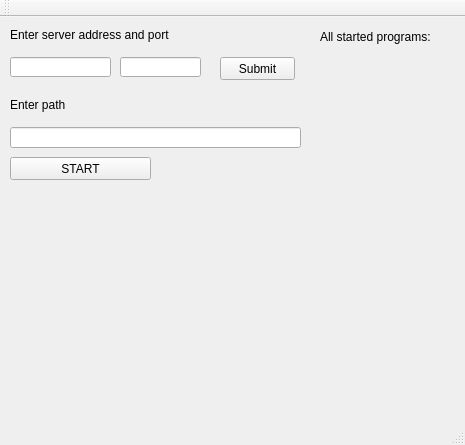
First picture: the form in Client/mainwindow.ui, repository maryna25/lab2, before the edit.
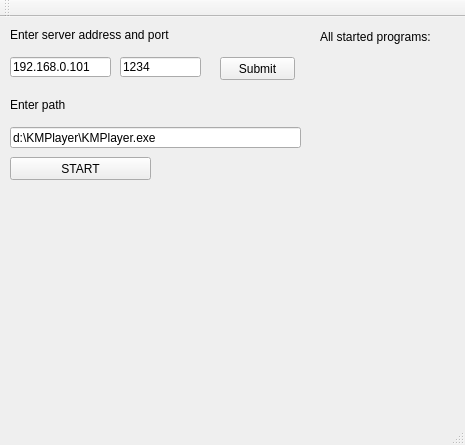
Second picture: the form after the edit.

```diff
--- a/Client/mainwindow.ui
+++ b/Client/mainwindow.ui
@@ -49,6 +49,9 @@
       <height>21</height>
      </rect>
     </property>
+    <property name="text">
+     <string>d:\KMPlayer\KMPlayer.exe</string>
+    </property>
    </widget>
    <widget class="QPushButton" name="btn">
     <property name="geometry">
@@ -101,6 +104,9 @@
       <height>20</height>
      </rect>
     </property>
+    <property name="text">
+     <string>192.168.0.101</string>
+    </property>
    </widget>
    <widget class="QPushButton" name="address_btn">
     <property name="geometry">
@@ -124,6 +130,9 @@
       <height>20</height>
      </rect>
     </property>
+    <property name="text">
+     <string>1234</string>
+    </property>
    </widget>
   </widget>
   <widget class="QMenuBar" name="menuBar">
```
Left out of the diff: 2 changed lines with no effect on the pictures.
